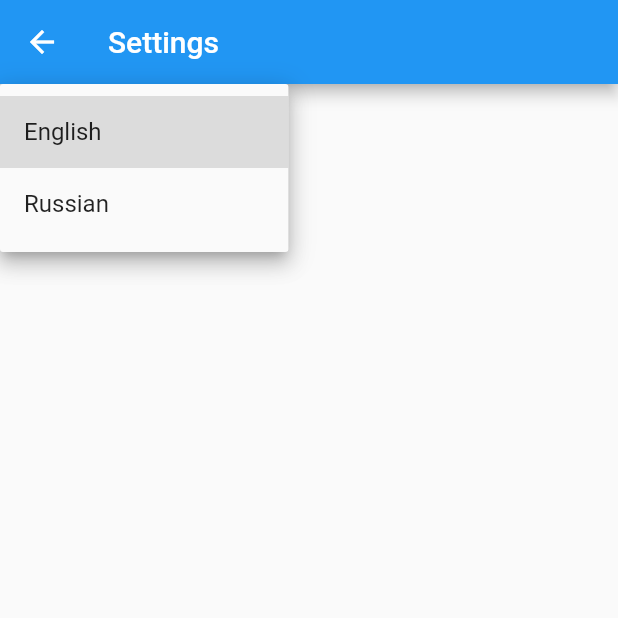
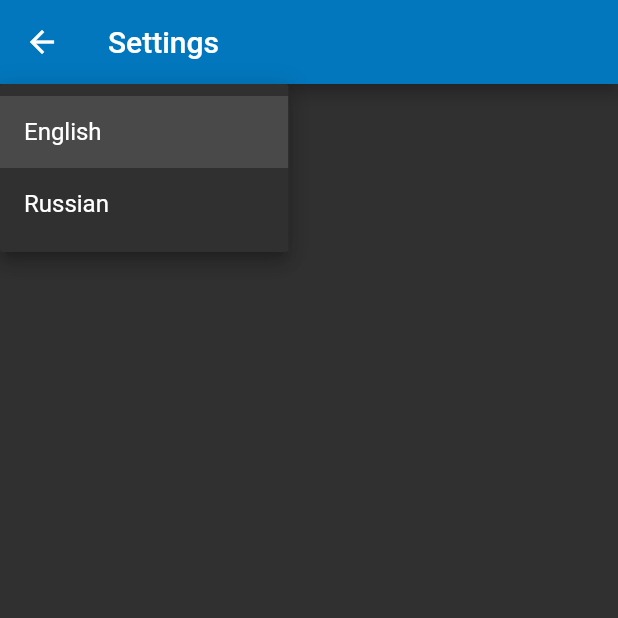
Before and after one commit to kifion/PetGramDemo, a Flutter app: the SettingsScreen screen opened directly, after a tap on "Change Language", on a phone screen of 412 x 824 dp, the top half of it. Run offline on Flutter 3.47's test engine with Material 2 defaults, Android fonts, the phone set to English and light mode, and no system bars; our stand-ins replace chopper, shared_preferences; missing offline and left inert: fimber; accounts and stored records are empty; generated files the repository leaves out were written again; network calls fail; Roboto replaces fonts that are missing (CircularXX).

Commit message:
PetGram: Part 3

```diff
--- a/lib/app.dart
+++ b/lib/app.dart
@@ -1,5 +1,6 @@
 import 'package:flutter/material.dart';
 import 'package:flutter_localizations/flutter_localizations.dart';
+import 'package:petgram/app_theme.dart';
 import 'package:petgram/localization/app_localization.dart';
 import 'package:petgram/localization/support_languages.dart';
 import 'package:petgram/presentation/home/home_screen.dart';
@@ -41,10 +42,7 @@ class _PetGramAppState extends State<PetGramApp> {
   Widget build(BuildContext context) {
     return MaterialApp(
       debugShowCheckedModeBanner: false,
-      theme: ThemeData(
-        primarySwatch: Colors.blue,
-        visualDensity: VisualDensity.adaptivePlatformDensity,
-      ),
+      theme: AppTheme().theme,
       home: MultiProvider(
         providers: [
           Provider<ApiService>(
--- /dev/null
+++ b/lib/app_theme.dart
@@ -0,0 +1,12 @@
+import 'package:flutter/material.dart';
+
+class AppTheme {
+  ThemeData get theme => ThemeData(
+    // Define the default brightness and colors.
+    brightness: Brightness.dark,
+    primaryColor: Colors.lightBlue[800],
+    accentColor: Colors.cyan[600],
+    // Define the default font family.
+    fontFamily: 'CircularXX',
+  );
+}
--- a/lib/presentation/home/home_screen.dart
+++ b/lib/presentation/home/home_screen.dart
@@ -6,7 +6,7 @@ import 'package:petgram/localization/app_localization.dart';
 import 'package:petgram/presentation/home/widget_settings_button.dart';
 import 'package:provider/provider.dart';
 
-import '../detail_screen.dart';
+import '../detail/detail_screen.dart';
 
 class HomeScreen extends StatelessWidget {
   @override
--- a/lib/presentation/home/widget_settings_button.dart
+++ b/lib/presentation/home/widget_settings_button.dart
@@ -1,6 +1,6 @@
 import 'package:flutter/material.dart';
 
-import '../settings_screen.dart';
+import '../settings/settings_screen.dart';
 
 class SettingsButtonWidget extends StatelessWidget {
   void _navigateToSettings(BuildContext context) {
```
Also changed, not shown: lib/presentation/detail/detail_screen.dart (renamed from lib/presentation/detail_screen.dart), lib/presentation/preview/preview_screen.dart (renamed from lib/presentation/preview_screen.dart), lib/presentation/settings/settings_screen.dart (renamed from lib/presentation/settings_screen.dart).
